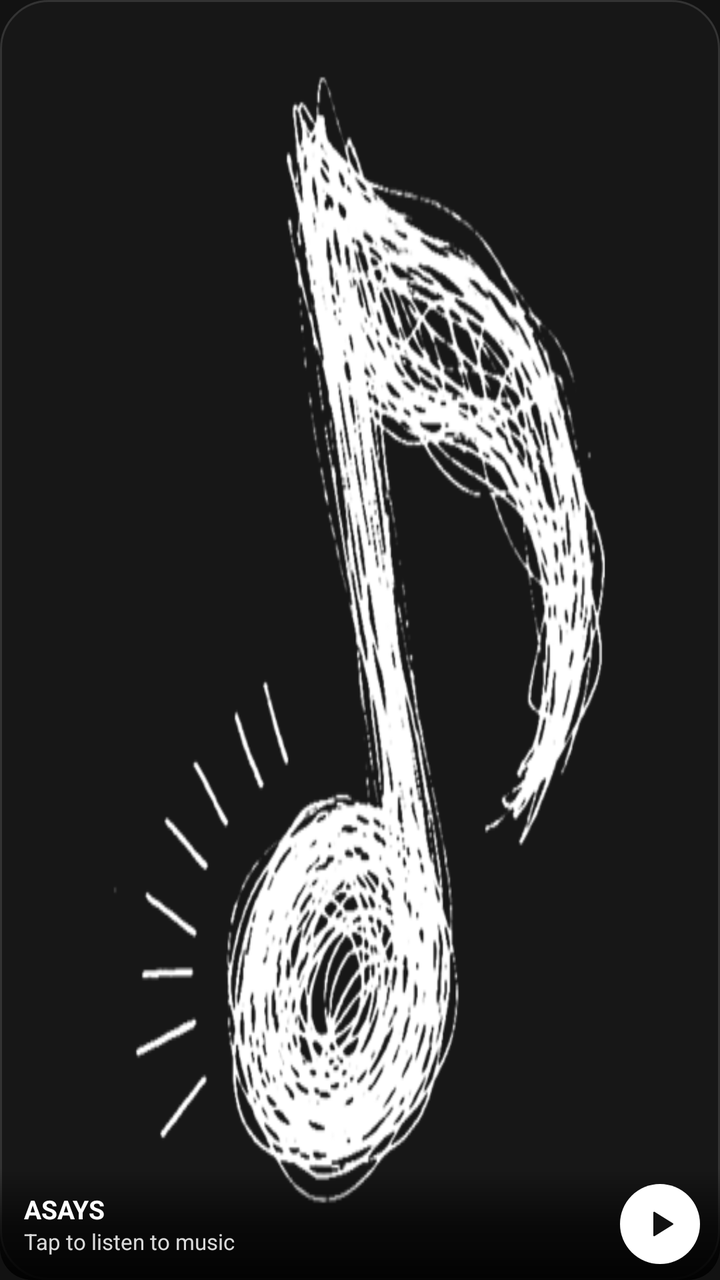
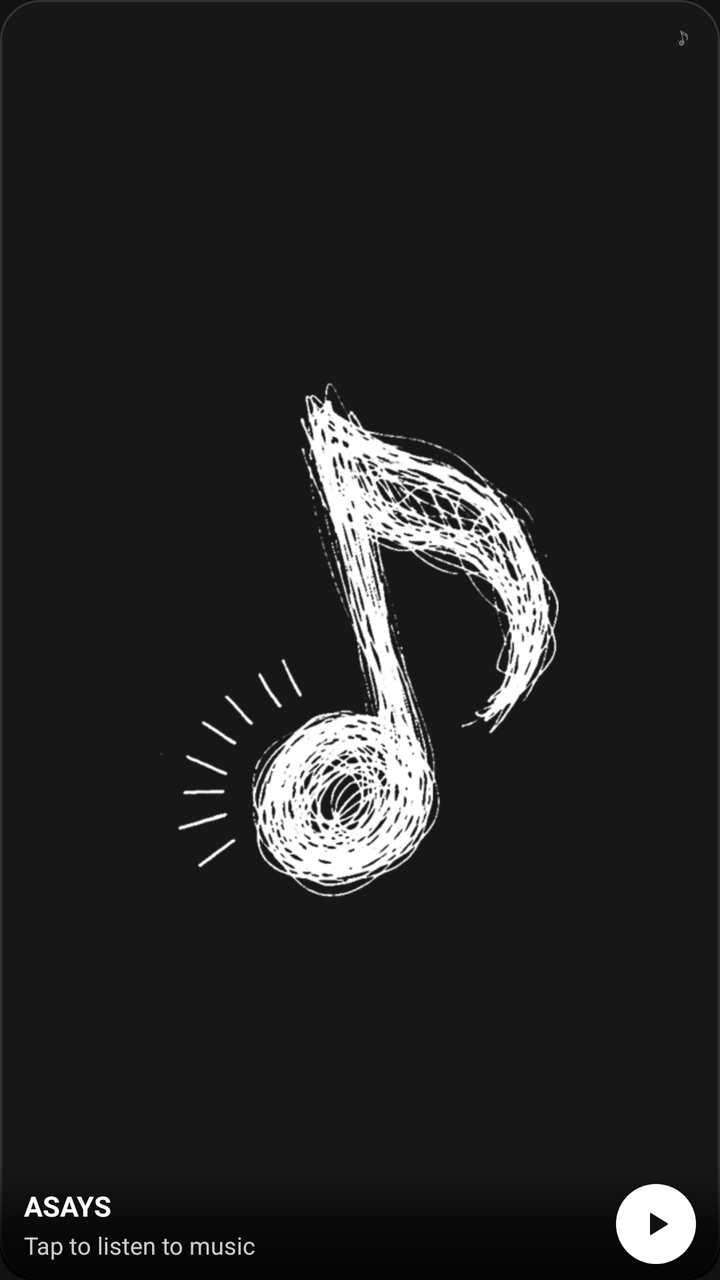

Before-and-after screenshots of an Android layout around one commit, followed by the original layout XML and the change that was made.
<!-- AndroidManifest.xml: application theme Theme.Naviify -->
<!-- res/layout/widget_now_playing_card.xml -->
<?xml version="1.0" encoding="utf-8"?>
<FrameLayout xmlns:android="http://schemas.android.com/apk/res/android"
    android:id="@+id/widget_card_root"
    android:layout_width="match_parent"
    android:layout_height="match_parent"
    android:background="@drawable/widget_bg_card">

    <ImageView
        android:id="@+id/widget_card_art"
        android:layout_width="match_parent"
        android:layout_height="match_parent"
        android:scaleType="fitXY"
        android:src="@drawable/app_logo"
        android:contentDescription="@string/widget_artwork" />

    <LinearLayout
        android:layout_width="match_parent"
        android:layout_height="56dp"
        android:layout_gravity="bottom"
        android:background="@drawable/widget_scrim_strip"
        android:orientation="horizontal"
        android:gravity="center_vertical"
        android:paddingStart="12dp"
        android:paddingEnd="10dp">

        <LinearLayout
            android:id="@+id/widget_card_open_app_area"
            android:layout_width="0dp"
            android:layout_height="wrap_content"
            android:layout_weight="1"
            android:orientation="vertical">

            <TextView
                android:id="@+id/widget_card_title"
                android:layout_width="match_parent"
                android:layout_height="wrap_content"
                android:text="@string/widget_default_title"
                android:textColor="#FFFFFF"
                android:textSize="13sp"
                android:textStyle="bold"
                android:maxLines="1"
                android:singleLine="true"
                android:ellipsize="end" />

            <TextView
                android:id="@+id/widget_card_artist"
                android:layout_width="match_parent"
                android:layout_height="wrap_content"
                android:text="@string/widget_ready_to_play"
                android:textColor="#D9FFFFFF"
                android:textSize="11sp"
                android:maxLines="1"
                android:singleLine="true"
                android:ellipsize="end" />
        </LinearLayout>

        <ImageButton
            android:id="@+id/widget_card_btn_play_pause"
            android:layout_width="40dp"
            android:layout_height="40dp"
            android:layout_marginStart="6dp"
            android:background="@drawable/widget_play_btn_white"
            android:src="@drawable/ic_widget_play"
            android:scaleType="centerInside"
            android:padding="10dp"
            android:contentDescription="@string/widget_action_play" />
    </LinearLayout>
</FrameLayout>
<!-- resources referenced by this layout -->
<resources>
  <!-- drawable app_logo: png bitmap (drawable, 68253 bytes) -->
  <!-- drawable ic_widget_play (drawable) -->
  <vector xmlns:android="http://schemas.android.com/apk/res/android"
      android:width="24dp"
      android:height="24dp"
      android:viewportWidth="24"
      android:viewportHeight="24">
      <path
          android:fillColor="#121212"
          android:pathData="M8,5.14v13.72a0.5,0.5 0,0 0,0.76 0.42l11,-6.86a0.5,0.5 0,0 0,0 -0.84l-11,-6.86A0.5,0.5 0,0 0,8 5.14z" />
  </vector>
  <!-- drawable widget_bg_card (drawable) -->
  <?xml version="1.0" encoding="utf-8"?>
  <shape xmlns:android="http://schemas.android.com/apk/res/android"
      android:shape="rectangle">
      <solid android:color="#F2181818" />
      <corners android:radius="24dp" />
      <stroke android:width="1dp" android:color="#333333" />
  </shape>
  <!-- drawable widget_play_btn_white (drawable) -->
  <?xml version="1.0" encoding="utf-8"?>
  <shape xmlns:android="http://schemas.android.com/apk/res/android"
      android:shape="oval">
      <solid android:color="#FFFFFFFF" />
  </shape>
  <!-- drawable widget_scrim_strip (drawable) -->
  <?xml version="1.0" encoding="utf-8"?>
  <shape xmlns:android="http://schemas.android.com/apk/res/android"
      android:shape="rectangle">
      <gradient
          android:angle="90"
          android:startColor="#E6000000"
          android:centerColor="#99000000"
          android:endColor="#00000000"
          android:type="linear" />
      <corners
          android:bottomLeftRadius="16dp"
          android:bottomRightRadius="16dp" />
  </shape>
  <string name="widget_action_play">Play</string>
  <string name="widget_artwork">Album Art</string>
  <string name="widget_default_title">ASAYS</string>
  <string name="widget_ready_to_play">Tap to listen to music</string>
  <style name="Theme.Naviify" parent="android:Theme.Material.NoActionBar">
          <item name="android:windowBackground">#121212</item>
          <item name="android:statusBarColor">#121212</item>
          <item name="android:navigationBarColor">#121212</item>
          <item name="android:windowLightStatusBar">false</item>
          <item name="android:windowLightNavigationBar" tools:targetApi="o_mr1">false</item>
      </style>
</resources>

<!-- the commit's change to res/layout/widget_now_playing_card.xml (unified diff, before → after) -->
@@ -6,12 +6,31 @@
     android:background="@drawable/widget_bg_card">
 
     <ImageView
+        android:id="@+id/widget_card_placeholder"
+        android:layout_width="match_parent"
+        android:layout_height="match_parent"
+        android:scaleType="centerInside"
+        android:padding="34dp"
+        android:src="@drawable/app_logo"
+        android:contentDescription="@null" />
+
+    <ImageView
         android:id="@+id/widget_card_art"
         android:layout_width="match_parent"
         android:layout_height="match_parent"
         android:scaleType="fitXY"
-        android:src="@drawable/app_logo"
         android:contentDescription="@string/widget_artwork" />
+
+    <ImageView
+        android:id="@+id/widget_card_logo"
+        android:layout_width="14dp"
+        android:layout_height="14dp"
+        android:layout_gravity="top|end"
+        android:layout_marginTop="12dp"
+        android:layout_marginEnd="12dp"
+        android:alpha="0.45"
+        android:src="@drawable/ic_launcher_monochrome"
+        android:contentDescription="@null" />
 
     <LinearLayout
         android:layout_width="match_parent"
@@ -20,8 +39,9 @@
         android:background="@drawable/widget_scrim_strip"
         android:orientation="horizontal"
         android:gravity="center_vertical"
+        android:baselineAligned="false"
         android:paddingStart="12dp"
-        android:paddingEnd="10dp">
+        android:paddingEnd="12dp">
 
         <LinearLayout
             android:id="@+id/widget_card_open_app_area"
@@ -36,7 +56,7 @@
                 android:layout_height="wrap_content"
                 android:text="@string/widget_default_title"
                 android:textColor="#FFFFFF"
-                android:textSize="13sp"
+                android:textSize="14sp"
                 android:textStyle="bold"
                 android:maxLines="1"
                 android:singleLine="true"
@@ -46,9 +66,10 @@
                 android:id="@+id/widget_card_artist"
                 android:layout_width="match_parent"
                 android:layout_height="wrap_content"
+                android:layout_marginTop="2dp"
                 android:text="@string/widget_ready_to_play"
-                android:textColor="#D9FFFFFF"
-                android:textSize="11sp"
+                android:textColor="#CCFFFFFF"
+                android:textSize="12sp"
                 android:maxLines="1"
                 android:singleLine="true"
                 android:ellipsize="end" />
@@ -58,11 +79,11 @@
             android:id="@+id/widget_card_btn_play_pause"
             android:layout_width="40dp"
             android:layout_height="40dp"
-            android:layout_marginStart="6dp"
+            android:layout_marginStart="8dp"
             android:background="@drawable/widget_play_btn_white"
             android:src="@drawable/ic_widget_play"
             android:scaleType="centerInside"
-            android:padding="10dp"
+            android:padding="11dp"
             android:contentDescription="@string/widget_action_play" />
     </LinearLayout>
 </FrameLayout>
<!-- resource entries referenced after the edit -->
@@ -1,6 +1,7 @@
 <!-- resources referenced by this layout -->
 <resources>
   <!-- drawable app_logo: png bitmap (drawable, 68253 bytes) -->
+  <!-- drawable ic_launcher_monochrome: png bitmap (drawable, 30521 bytes) -->
   <!-- drawable ic_widget_play (drawable) -->
   <vector xmlns:android="http://schemas.android.com/apk/res/android"
       android:width="24dp"
@@ -16,8 +17,8 @@
   <shape xmlns:android="http://schemas.android.com/apk/res/android"
       android:shape="rectangle">
       <solid android:color="#F2181818" />
-      <corners android:radius="24dp" />
-      <stroke android:width="1dp" android:color="#333333" />
+      <corners android:radius="20dp" />
+      <stroke android:width="1dp" android:color="#22FFFFFF" />
   </shape>
   <!-- drawable widget_play_btn_white (drawable) -->
   <?xml version="1.0" encoding="utf-8"?>
